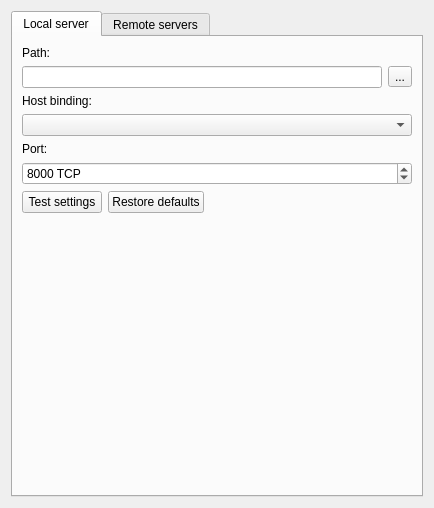
This is gns3/ui/server_preferences_page.ui in GNS3/gns3-gui as Qt 5 draws it before an edit. The edited form follows.
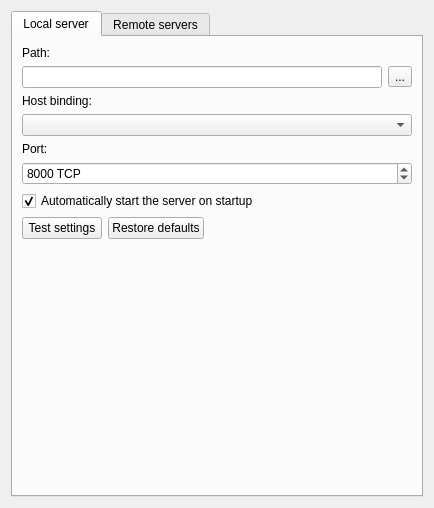
This is the edited form.

Commit message: Option to automatically start on not the local server on startup. Fixes #35.

```diff
--- a/gns3/ui/server_preferences_page.ui
+++ b/gns3/ui/server_preferences_page.ui
@@ -65,7 +65,20 @@
          </property>
         </widget>
        </item>
-       <item row="6" column="0">
+       <item row="7" column="1">
+        <spacer name="horizontalSpacer">
+         <property name="orientation">
+          <enum>Qt::Horizontal</enum>
+         </property>
+         <property name="sizeHint" stdset="0">
+          <size>
+           <width>164</width>
+           <height>20</height>
+          </size>
+         </property>
+        </spacer>
+       </item>
+       <item row="7" column="0">
         <layout class="QHBoxLayout" name="horizontalLayout_2">
          <item>
           <widget class="QPushButton" name="uiTestSettingsPushButton">
@@ -83,20 +96,7 @@
          </item>
         </layout>
        </item>
-       <item row="6" column="1">
-        <spacer name="horizontalSpacer">
-         <property name="orientation">
-          <enum>Qt::Horizontal</enum>
-         </property>
-         <property name="sizeHint" stdset="0">
-          <size>
-           <width>164</width>
-           <height>20</height>
-          </size>
-         </property>
-        </spacer>
-       </item>
-       <item row="7" column="0" colspan="2">
+       <item row="8" column="0" colspan="2">
         <spacer name="spacer">
          <property name="orientation">
           <enum>Qt::Vertical</enum>
@@ -122,6 +122,16 @@
          </property>
         </widget>
        </item>
+       <item row="6" column="0" colspan="2">
+        <widget class="QCheckBox" name="uiLocalServerAutoStartCheckBox">
+         <property name="text">
+          <string>Automatically start the server on startup</string>
+         </property>
+         <property name="checked">
+          <bool>true</bool>
+         </property>
+        </widget>
+       </item>
       </layout>
      </widget>
      <widget class="QWidget" name="uiRemoteTabWidget">
```
The commit also changes 4 other files.
